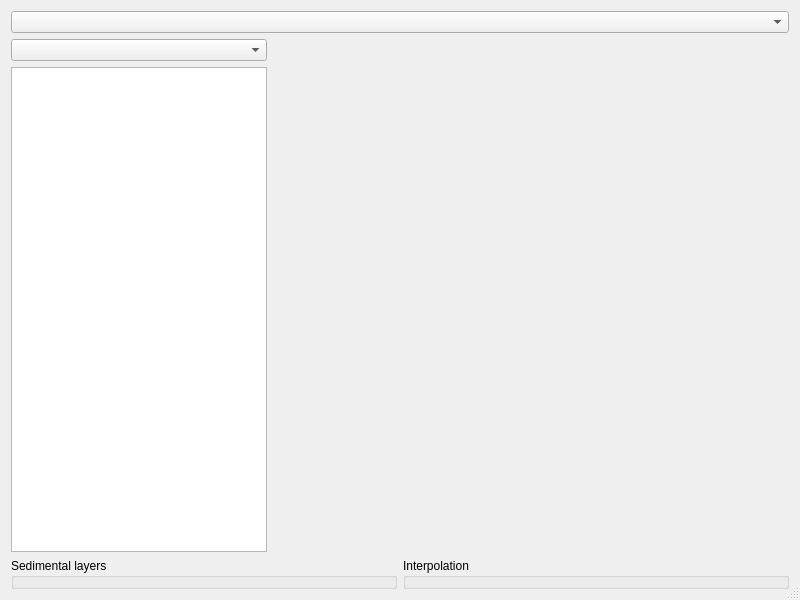
nixsosx2032/PreCourlis, file PreCourlis/ui/profile_dialog_base.ui: the form before one commit.
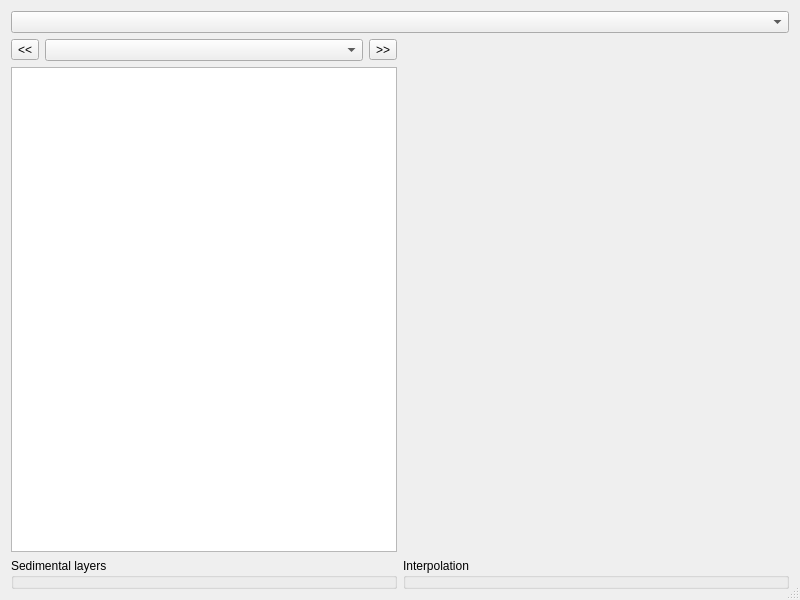
The form after the commit. Custom widgets are drawn as their Qt base class.

Commit message: Add previous and next buttons

Diff of the .ui file:
```diff
--- a/PreCourlis/ui/profile_dialog_base.ui
+++ b/PreCourlis/ui/profile_dialog_base.ui
@@ -25,7 +25,32 @@
      <item>
       <layout class="QVBoxLayout" name="tableLayout">
        <item>
-        <widget class="QComboBox" name="sectionComboBox"/>
+        <layout class="QHBoxLayout" name="sectionSelectionLayout" stretch="0,1,0">
+         <item>
+          <widget class="QToolButton" name="previousSectionButton">
+           <property name="text">
+            <string>&lt;&lt;</string>
+           </property>
+          </widget>
+         </item>
+         <item>
+          <widget class="QComboBox" name="sectionComboBox">
+           <property name="sizePolicy">
+            <sizepolicy hsizetype="Preferred" vsizetype="Fixed">
+             <horstretch>0</horstretch>
+             <verstretch>0</verstretch>
+            </sizepolicy>
+           </property>
+          </widget>
+         </item>
+         <item>
+          <widget class="QToolButton" name="nextSectionButton">
+           <property name="text">
+            <string>&gt;&gt;</string>
+           </property>
+          </widget>
+         </item>
+        </layout>
        </item>
        <item>
         <widget class="QTableView" name="pointsTableView">
@@ -35,6 +60,12 @@
            <verstretch>0</verstretch>
           </sizepolicy>
          </property>
+         <property name="minimumSize">
+          <size>
+           <width>200</width>
+           <height>0</height>
+          </size>
+         </property>
         </widget>
        </item>
       </layout>
```
The commit also changes 1 other file.
